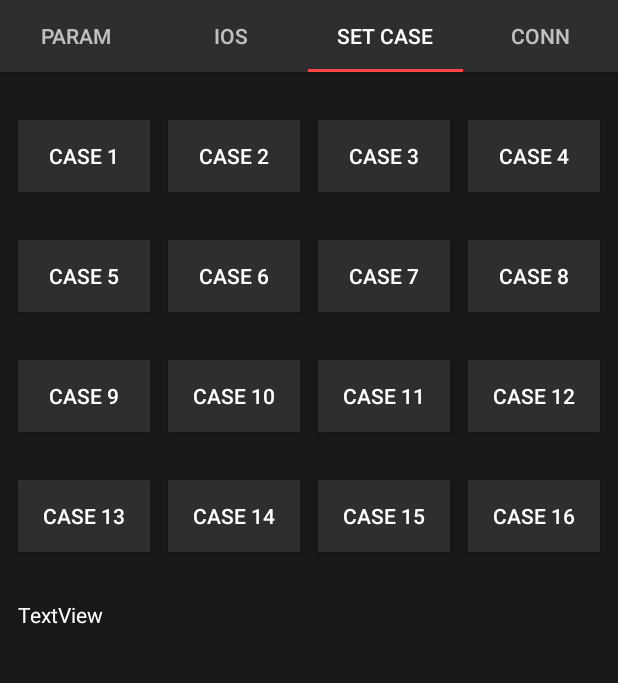
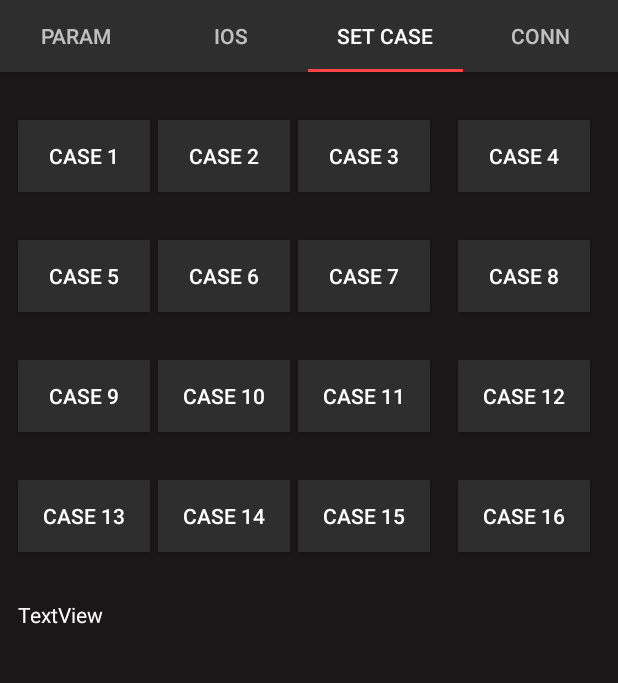
Before and after one commit to gregori/AppSumo, an Android app: the screen it shows after launch (MainActivity), tab 3 chosen, on a phone screen of 412 x 824 dp, the part 89-772 px from its top. Run offline under Robolectric (Android 15) with nearby library versions, the phone set to English and light mode, and no system bars.

Commit message:
Acertos no layout connection e setcase

```diff
--- a/app/src/main/res/layout/connection_tab.xml
+++ b/app/src/main/res/layout/connection_tab.xml
@@ -25,7 +25,7 @@
         android:id="@+id/button2"
         android:layout_width="wrap_content"
         android:layout_height="wrap_content"
-        android:layout_marginStart="80dp"
+        android:layout_marginStart="83dp"
         android:background="#FF2E2E2E"
         android:text="Conectar"
         android:textColor="#FFFFFF"
--- a/app/src/main/res/layout/setcase_tab.xml
+++ b/app/src/main/res/layout/setcase_tab.xml
@@ -22,7 +22,7 @@
         android:id="@+id/button4"
         android:layout_width="wrap_content"
         android:layout_height="wrap_content"
-        android:layout_marginStart="12dp"
+        android:layout_marginStart="5dp"
         android:background="#FF2E2E2E"
         android:text="Case 2"
         android:textColor="#FFFFFF"
@@ -33,7 +33,7 @@
         android:id="@+id/button5"
         android:layout_width="wrap_content"
         android:layout_height="wrap_content"
-        android:layout_marginStart="12dp"
+        android:layout_marginStart="5dp"
         android:background="#FF2E2E2E"
         android:text="Case 3"
         android:textColor="#FFFFFF"
@@ -44,14 +44,13 @@
         android:id="@+id/button6"
         android:layout_width="wrap_content"
         android:layout_height="wrap_content"
-        android:layout_marginStart="12dp"
-        android:layout_marginEnd="12dp"
+        android:layout_marginStart="8dp"
+        android:layout_marginEnd="8dp"
         android:background="#FF2E2E2E"
         android:text="Case 4"
         android:textColor="#FFFFFF"
         app:layout_constraintBaseline_toBaselineOf="@+id/button5"
         app:layout_constraintEnd_toEndOf="parent"
-        app:layout_constraintHorizontal_bias="0.0"
         app:layout_constraintStart_toEndOf="@+id/button5" />
 
     <Button
@@ -70,7 +69,7 @@
         android:id="@+id/button8"
         android:layout_width="wrap_content"
         android:layout_height="wrap_content"
-        android:layout_marginStart="12dp"
+        android:layout_marginStart="5dp"
         android:background="#FF2E2E2E"
         android:text="Case 6"
         android:textColor="#FFFFFF"
@@ -81,7 +80,7 @@
         android:id="@+id/button9"
         android:layout_width="wrap_content"
         android:layout_height="wrap_content"
-        android:layout_marginStart="12dp"
+        android:layout_marginStart="5dp"
         android:background="#FF2E2E2E"
         android:text="Case 7"
         android:textColor="#FFFFFF"
@@ -92,14 +91,13 @@
         android:id="@+id/button10"
         android:layout_width="wrap_content"
         android:layout_height="wrap_content"
-        android:layout_marginStart="12dp"
-        android:layout_marginEnd="12dp"
+        android:layout_marginStart="8dp"
+        android:layout_marginEnd="8dp"
         android:background="#FF2E2E2E"
         android:text="Case 8"
         android:textColor="#FFFFFF"
         app:layout_constraintBaseline_toBaselineOf="@+id/button9"
         app:layout_constraintEnd_toEndOf="parent"
-        app:layout_constraintHorizontal_bias="0.0"
         app:layout_constraintStart_toEndOf="@+id/button9" />
 
     <Button
@@ -118,7 +116,7 @@
         android:id="@+id/button12"
         android:layout_width="wrap_content"
         android:layout_height="wrap_content"
-        android:layout_marginStart="12dp"
+        android:layout_marginStart="5dp"
         android:background="#FF2E2E2E"
         android:text="Case 10"
         android:textColor="#FFFFFF"
@@ -129,7 +127,7 @@
         android:id="@+id/button13"
         android:layout_width="wrap_content"
         android:layout_height="wrap_content"
-        android:layout_marginStart="12dp"
+        android:layout_marginStart="5dp"
         android:background="#FF2E2E2E"
         android:text="Case 11"
         android:textColor="#FFFFFF"
@@ -140,8 +138,8 @@
         android:id="@+id/button14"
         android:layout_width="wrap_content"
         android:layout_height="wrap_content"
-        android:layout_marginStart="12dp"
-        android:layout_marginEnd="12dp"
+        android:layout_marginStart="8dp"
+        android:layout_marginEnd="8dp"
         android:background="#FF2E2E2E"
         android:text="Case 12"
         android:textColor="#FFFFFF"
@@ -165,7 +163,7 @@
         android:id="@+id/button16"
         android:layout_width="wrap_content"
         android:layout_height="wrap_content"
-        android:layout_marginStart="12dp"
+        android:layout_marginStart="5dp"
         android:background="#FF2E2E2E"
         android:text="Case 14"
         android:textColor="#FFFFFF"
@@ -176,7 +174,7 @@
         android:id="@+id/button17"
         android:layout_width="wrap_content"
         android:layout_height="wrap_content"
-        android:layout_marginStart="12dp"
+        android:layout_marginStart="5dp"
         android:background="#FF2E2E2E"
         android:text="Case 15"
         android:textColor="#FFFFFF"
@@ -187,8 +185,8 @@
         android:id="@+id/button18"
         android:layout_width="wrap_content"
         android:layout_height="wrap_content"
-        android:layout_marginStart="12dp"
-        android:layout_marginEnd="12dp"
+        android:layout_marginStart="8dp"
+        android:layout_marginEnd="8dp"
         android:background="#FF2E2E2E"
         android:text="Case 16"
         android:textColor="#FFFFFF"
```
